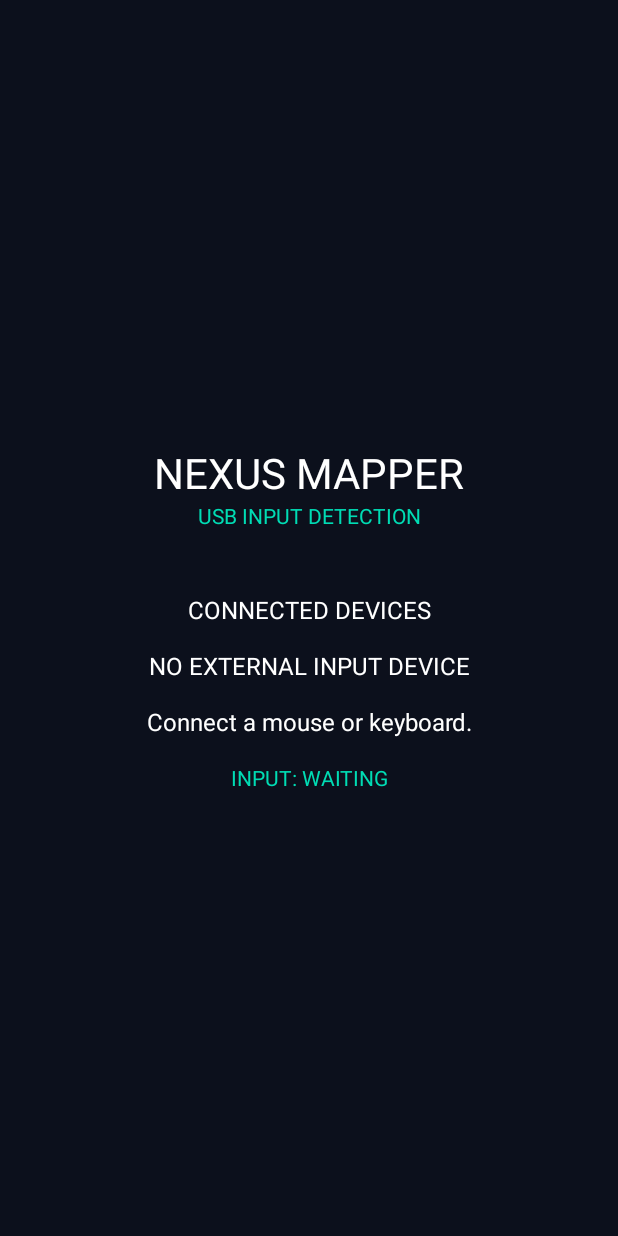
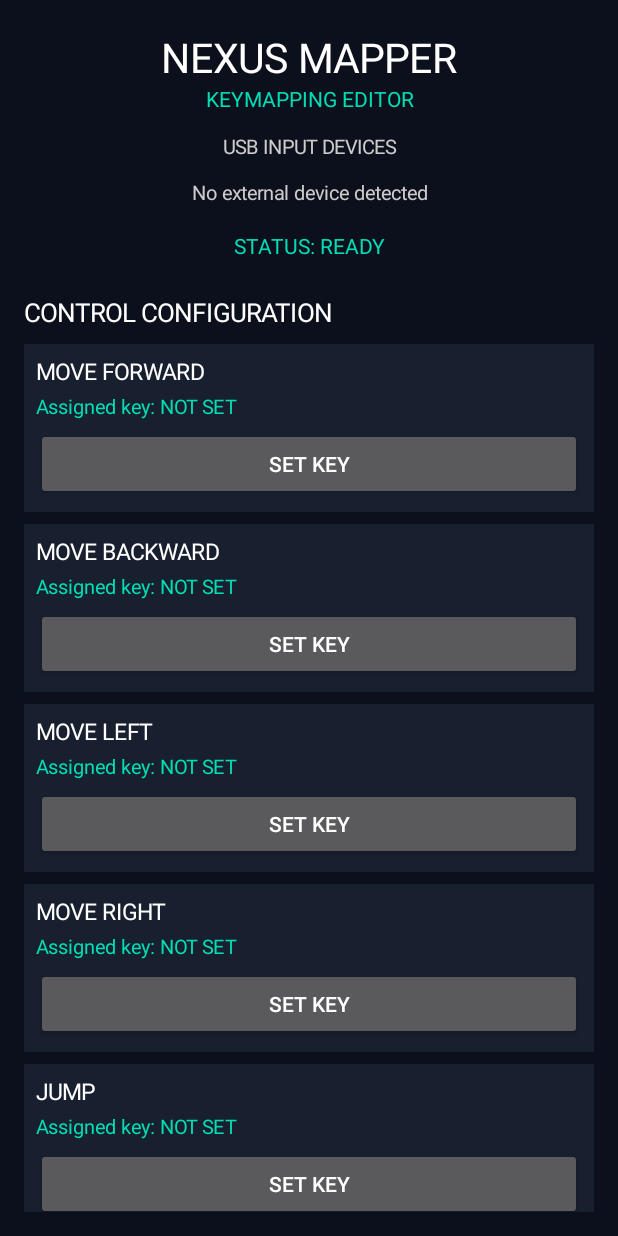
Before and after one commit to alzikri240923-ops/NEXUS-MAPPER, an Android app: the screen it shows after launch (MainActivity), on a phone screen of 412 x 824 dp. Run offline under Robolectric (Android 15) with nearby library versions, the phone set to English and light mode, and no system bars.

Commit message:
Add keymapping editor and key assignment

```diff
--- a/app/src/main/java/com/nexus/mapper/MainActivity.kt
+++ b/app/src/main/java/com/nexus/mapper/MainActivity.kt
@@ -3,25 +3,45 @@ package com.nexus.mapper
 
 import android.app.Activity
 import android.os.Bundle
-import android.os.Handler
-import android.os.Looper
 import android.content.Context
+import android.graphics.Color
 import android.hardware.input.InputManager
+import android.view.Gravity
 import android.view.InputDevice
 import android.view.KeyEvent
 import android.view.MotionEvent
-import android.view.Gravity
+import android.widget.Button
 import android.widget.LinearLayout
+import android.widget.ScrollView
 import android.widget.TextView
 
 class MainActivity : Activity(),
     InputManager.InputDeviceListener {
 
     private lateinit var inputManager: InputManager
-    private lateinit var deviceList: TextView
-    private lateinit var eventStatus: TextView
+    private lateinit var statusText: TextView
+    private lateinit var deviceText: TextView
+    private lateinit var editor: LinearLayout
 
-    private val handler = Handler(Looper.getMainLooper())
+    private var waitingAction: String? = null
+
+    private val actions = listOf(
+        "MOVE_FORWARD",
+        "MOVE_BACKWARD",
+        "MOVE_LEFT",
+        "MOVE_RIGHT",
+        "JUMP",
+        "ACTION",
+        "RELOAD",
+        "INTERACT"
+    )
+
+    private val prefs by lazy {
+        getSharedPreferences("nexus_mapping", Context.MODE_PRIVATE)
+    }
+
+    private val bg = Color.rgb(12, 16, 28)
+    private val accent = Color.rgb(0, 220, 180)
 
     override fun onCreate(savedInstanceState: Bundle?) {
         super.onCreate(savedInstanceState)
@@ -32,92 +52,191 @@ class MainActivity : Activity(),
 
         val root = LinearLayout(this).apply {
             orientation = LinearLayout.VERTICAL
-            gravity = Gravity.CENTER
-            setPadding(28, 28, 28, 28)
-            setBackgroundColor(0xFF0C101C.toInt())
+            setPadding(24, 30, 24, 24)
+            setBackgroundColor(bg)
         }
 
         val title = TextView(this).apply {
             text = "NEXUS MAPPER"
-            textSize = 28f
-            setTextColor(0xFFFFFFFF.toInt())
+            textSize = 27f
             gravity = Gravity.CENTER
+            setTextColor(Color.WHITE)
         }
 
         val subtitle = TextView(this).apply {
-            text = "USB INPUT DETECTION"
+            text = "KEYMAPPING EDITOR"
             textSize = 14f
-            setTextColor(0xFF00DCB4.toInt())
             gravity = Gravity.CENTER
+            setTextColor(accent)
         }
 
-        deviceList = TextView(this).apply {
-            textSize = 16f
-            setTextColor(0xFFFFFFFF.toInt())
+        deviceText = TextView(this).apply {
+            textSize = 13f
+            setTextColor(Color.LTGRAY)
             gravity = Gravity.CENTER
-            setPadding(0, 35, 0, 25)
+            setPadding(0, 20, 0, 15)
         }
 
-        eventStatus = TextView(this).apply {
-            text = "INPUT: WAITING"
+        statusText = TextView(this).apply {
+            text = "STATUS: READY"
             textSize = 14f
-            setTextColor(0xFF00DCB4.toInt())
             gravity = Gravity.CENTER
+            setTextColor(accent)
+            setPadding(0, 10, 0, 20)
+        }
+
+        val heading = TextView(this).apply {
+            text = "CONTROL CONFIGURATION"
+            textSize = 17f
+            setTextColor(Color.WHITE)
+            setPadding(0, 15, 0, 15)
+        }
+
+        editor = LinearLayout(this).apply {
+            orientation = LinearLayout.VERTICAL
+        }
+
+        val scroll = ScrollView(this).apply {
+            addView(editor)
         }
 
         root.addView(title)
         root.addView(subtitle)
-        root.addView(deviceList)
-        root.addView(eventStatus)
+        root.addView(deviceText)
+        root.addView(statusText)
+        root.addView(heading)
+        root.addView(scroll)
 
         setContentView(root)
 
-        inputManager.registerInputDeviceListener(
-            this, handler
-        )
+        buildEditor()
+        refreshDevices()
 
-        refreshDevices()
+        inputManager.registerInputDeviceListener(this, null)
+    }
+
+    private fun buildEditor() {
+        editor.removeAllViews()
+
+        for (action in actions) {
+
+            val row = LinearLayout(this).apply {
+                orientation = LinearLayout.VERTICAL
+                setPadding(12, 12, 12, 12)
+                setBackgroundColor(Color.rgb(24, 31, 46))
+            }
+
+            val name = TextView(this).apply {
+                text = action.replace("_", " ")
+                textSize = 15f
+                setTextColor(Color.WHITE)
+            }
+
+            val key = prefs.getInt("mapping_$action", 0)
+
+            val keyLabel = TextView(this).apply {
+                text = if (key == 0) {
+                    "Assigned key: NOT SET"
+                } else {
+                    "Assigned key: ${KeyEvent.keyCodeToString(key)}"
+                }
+                textSize = 13f
+                setTextColor(accent)
+                setPadding(0, 6, 0, 8)
+            }
+
+            val setButton = Button(this).apply {
+                text = "SET KEY"
+                setOnClickListener {
+                    waitingAction = action
+                    statusText.text =
+                        "PRESS A KEY FOR ${action.replace("_", " ")}"
+                }
+            }
+
+            row.addView(name)
+            row.addView(keyLabel)
+            row.addView(setButton)
+
+            editor.addView(
+                row,
+                LinearLayout.LayoutParams(
+                    LinearLayout.LayoutParams.MATCH_PARENT,
+                    LinearLayout.LayoutParams.WRAP_CONTENT
+                ).apply {
+                    bottomMargin = 12
+                }
+            )
+        }
     }
 
     private fun refreshDevices() {
-        val devices = inputManager.inputDeviceIds
-        val result = StringBuilder()
-
-        result.append("\nCONNECTED DEVICES\n\n")
-
+        val result = StringBuilder("USB INPUT DEVICES\n\n")
         var count = 0
 
-        for (id in devices) {
+        for (id in inputManager.inputDeviceIds) {
             val device = inputManager.getInputDevice(id)
                 ?: continue
 
             if (!device.isExternal) continue
 
-            val mouse =
-                device.supportsSource(InputDevice.SOURCE_MOUSE)
+            val mouse = device.supportsSource(
+                InputDevice.SOURCE_MOUSE
+            )
 
-            val keyboard =
-                device.supportsSource(InputDevice.SOURCE_KEYBOARD)
+            val keyboard = device.supportsSource(
+                InputDevice.SOURCE_KEYBOARD
+            )
 
             if (mouse || keyboard) {
                 count++
-
-                result.append(device.name)
-                result.append("\n")
-
-                if (mouse) result.append("TYPE: MOUSE\n")
-                if (keyboard) result.append("TYPE: KEYBOARD\n")
-
-                result.append("\n")
+                result.append(device.name).append("\n")
             }
         }
 
         if (count == 0) {
-            result.append("NO EXTERNAL INPUT DEVICE\n")
-            result.append("\nConnect a mouse or keyboard.")
+            result.append("No external device detected")
         }
 
-        deviceList.text = result.toString()
+        deviceText.text = result.toString()
+    }
+
+    override fun onKeyDown(
+        keyCode: Int,
+        event: KeyEvent
+    ): Boolean {
+
+        val action = waitingAction
+
+        if (action != null) {
+            prefs.edit()
+                .putInt("mapping_$action", keyCode)
+                .apply()
+
+            waitingAction = null
+
+            statusText.text =
+                "SAVED: ${KeyEvent.keyCodeToString(keyCode)}"
+
+            buildEditor()
+            return true
+        }
+
+        statusText.text =
+            "KEYBOARD INPUT: ${KeyEvent.keyCodeToString(keyCode)}"
+
+        return true
+    }
+
+    override fun onGenericMotionEvent(
+        event: MotionEvent
+    ): Boolean {
+        if (event.isFromSource(InputDevice.SOURCE_MOUSE)) {
+            statusText.text = "MOUSE INPUT DETECTED"
+            return true
+        }
+
+        return super.onGenericMotionEvent(event)
     }
 
     override fun onInputDeviceAdded(deviceId: Int) {
@@ -132,25 +251,6 @@ class MainActivity : Activity(),
         refreshDevices()
     }
 
-    override fun onGenericMotionEvent(event: MotionEvent): Boolean {
-        if (event.source and InputDevice.SOURCE_MOUSE ==
-            InputDevice.SOURCE_MOUSE) {
-
-            eventStatus.text = "MOUSE INPUT DETECTED"
-            return true
-        }
-
-        return super.onGenericMotionEvent(event)
-    }
-
-    override fun onKeyDown(
-        keyCode: Int,
-        event: KeyEvent
-    ): Boolean {
-        eventStatus.text = "KEYBOARD INPUT: $keyCode"
-        return true
-    }
-
     override fun onDestroy() {
         inputManager.unregisterInputDeviceListener(this)
         super.onDestroy()
```
